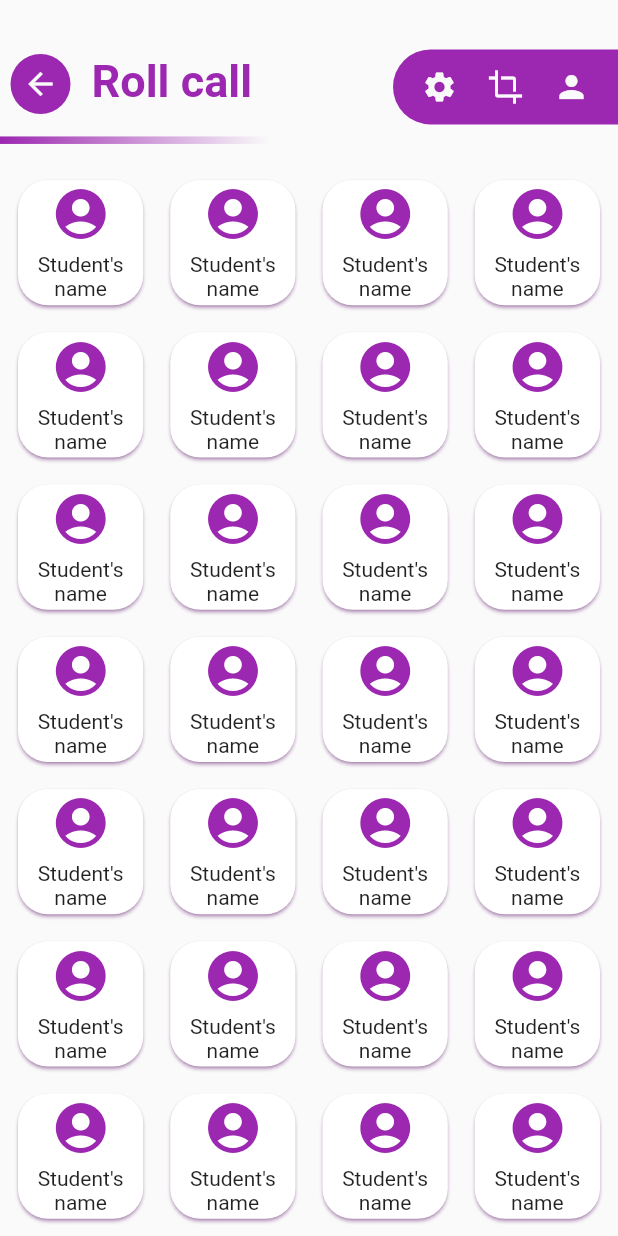
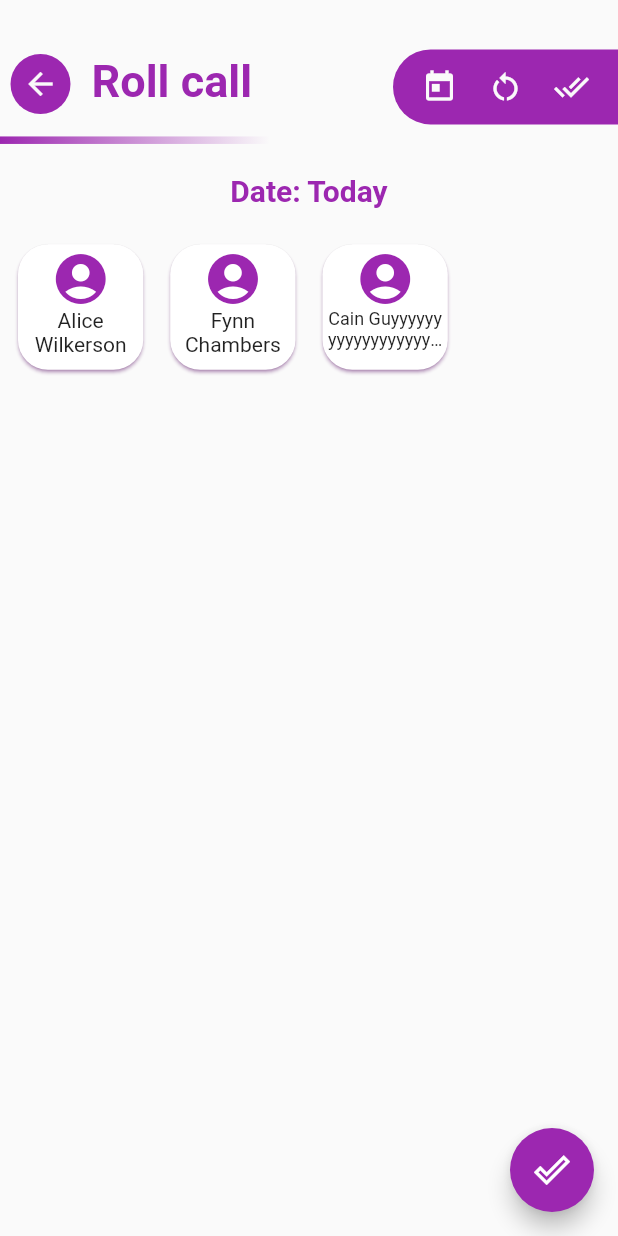
Before and after one commit to E837/hamyar, a Flutter app: the screen it shows after launch, after a tap on "Roll call", on a phone screen of 412 x 824 dp. Run offline on Flutter 3.47's test engine with Material 2 defaults, Android fonts, the phone set to English and light mode, and no system bars; drawn by our look-alikes of auto_size_text.

Commit message:
data connections in roll call screens

```diff
--- a/lib/models/roll_call.dart
+++ b/lib/models/roll_call.dart
@@ -1,8 +1,10 @@
 class RollCall {
+  String studentId;
   DateTime date;
   bool presence;
 
   RollCall({
+    required this.studentId,
     required this.date,
     required this.presence,
   });
--- a/lib/models/students.dart
+++ b/lib/models/students.dart
@@ -1,5 +1,6 @@
 import 'package:flutter/foundation.dart';
 
+import 'package:hamyar/models/roll_call.dart';
 import 'student.dart';
 import 'package:hamyar/temp_data.dart';
 
@@ -12,4 +13,12 @@
     _students.add(student);
     notifyListeners();
   }
+
+  void rollCall(List<RollCall> rollCallList) {
+    for (var rollCallItem in rollCallList) {
+      final thisStudent = _students
+          .firstWhere((student) => student.id == rollCallItem.studentId);
+      thisStudent.addRollCallStat(rollCallItem);
+    }
+  }
 }
--- a/lib/roll_call/roll_call_grid.dart
+++ b/lib/roll_call/roll_call_grid.dart
@@ -1,12 +1,16 @@
 import 'package:flutter/material.dart';
+import 'package:provider/provider.dart';
 
 import 'roll_call_item.dart';
+import 'package:hamyar/models/students.dart';
+import 'package:hamyar/models/student.dart';
 
 class RollCallGrid extends StatelessWidget {
   const RollCallGrid({Key? key}) : super(key: key);
 
   @override
   Widget build(BuildContext context) {
+    final students = Provider.of<Students>(context, listen: false).students;
     return GridView.builder(
       gridDelegate: const SliverGridDelegateWithMaxCrossAxisExtent(
         maxCrossAxisExtent: 100,
@@ -14,8 +18,11 @@
         crossAxisSpacing: 10,
         mainAxisSpacing: 10,
       ),
-      itemBuilder: (context, index) => const RollCallItem(),
-      itemCount: 32,
+      itemBuilder: (context, index) => ChangeNotifierProvider<Student>.value(
+        value: students[index],
+        child: const RollCallItem(),
+      ),
+      itemCount: students.length,
       padding: const EdgeInsets.symmetric(horizontal: 8),
     );
   }
--- a/lib/roll_call/roll_call_item.dart
+++ b/lib/roll_call/roll_call_item.dart
@@ -1,4 +1,8 @@
 import 'package:flutter/material.dart';
+import 'package:provider/provider.dart';
+import 'package:auto_size_text/auto_size_text.dart';
+
+import 'package:hamyar/models/student.dart';
 
 class RollCallItem extends StatefulWidget {
   const RollCallItem({Key? key}) : super(key: key);
@@ -12,6 +16,7 @@
 
   @override
   Widget build(BuildContext context) {
+    final student = Provider.of<Student>(context, listen: false);
     return Card(
       shape: RoundedRectangleBorder(
         borderRadius: BorderRadius.circular(20),
@@ -20,8 +25,9 @@
       shadowColor: Theme.of(context).colorScheme.primary,
       child: InkWell(
         borderRadius: BorderRadius.circular(20),
+        child: Padding(
+          padding: const EdgeInsets.all(3.0),
           child: Column(
-          mainAxisAlignment: MainAxisAlignment.spaceAround,
             children: [
               Icon(
                 checked ? Icons.file_download_done : Icons.account_circle,
@@ -30,11 +36,14 @@
                     ? Colors.green
                     : Theme.of(context).colorScheme.primary,
               ),
-            const Text(
-              'Student\'s name',
+              AutoSizeText(
+                student.name,
                 textAlign: TextAlign.center,
+                overflow: TextOverflow.ellipsis,
+                maxLines: 2,
               ),
             ],
+          ),
         ),
         onTap: () {
           setState(() {
--- a/lib/roll_call/roll_call_screen.dart
+++ b/lib/roll_call/roll_call_screen.dart
@@ -18,7 +18,8 @@
       data: ThemeData(
         primarySwatch: color,
       ),
-      child: Scaffold(
+      child: Builder(
+        builder: (context) => Scaffold(
           body: SafeArea(
             child: Column(
               children: [
@@ -26,16 +27,30 @@
                   title: title,
                   hasBackOption: true,
                   buttons: {
-                  Icons.settings: () {},
-                  Icons.crop: () {},
-                  Icons.person: () {},
+                    Icons.today: () {},
+                    Icons.restart_alt: () {},
+                    Icons.done_all: () {},
                   },
+                ),
+                const SizedBox(height: 20),
+                Text(
+                  'Date: Today',
+                  style: TextStyle(
+                    color: Theme.of(context).colorScheme.primaryVariant,
+                    fontWeight: FontWeight.bold,
+                    fontSize: 20,
+                  ),
                 ),
                 const SizedBox(height: 20),
                 const Expanded(child: RollCallGrid()),
               ],
             ),
           ),
+          floatingActionButton: FloatingActionButton(
+            onPressed: () {},
+            child: const Icon(Icons.done_outline),
+          ),
+        ),
       ),
     );
   }
--- a/lib/students/student_card.dart
+++ b/lib/students/student_card.dart
@@ -30,7 +30,10 @@
                 size: 80,
               ),
             ),
-            Text(student.name),
+            Text(
+              student.name,
+              textAlign: TextAlign.center,
+            ),
             const ContactButtons(),
           ],
         ),
--- a/lib/temp_data.dart
+++ b/lib/temp_data.dart
@@ -37,7 +37,7 @@
   ),
   Student(
     phone: {'mobile': '09123456789'},
-    name: 'Cain Guy',
+    name: 'Cain Guyyyyyyyyyyyyyyyyyyyyyyyy',
     joinDate: DateTime.now(),
   ),
 ];
--- a/pubspec.yaml
+++ b/pubspec.yaml
@@ -37,6 +37,7 @@
   flutter_staggered_grid_view: ^0.6.0
   uuid: ^3.0.5
   provider: ^6.0.2
+  auto_size_text: ^3.0.0
 
 dev_dependencies:
   flutter_test:
```
Also changed, not shown: pubspec.lock. Lines whose indentation alone changed are shown as unchanged.
